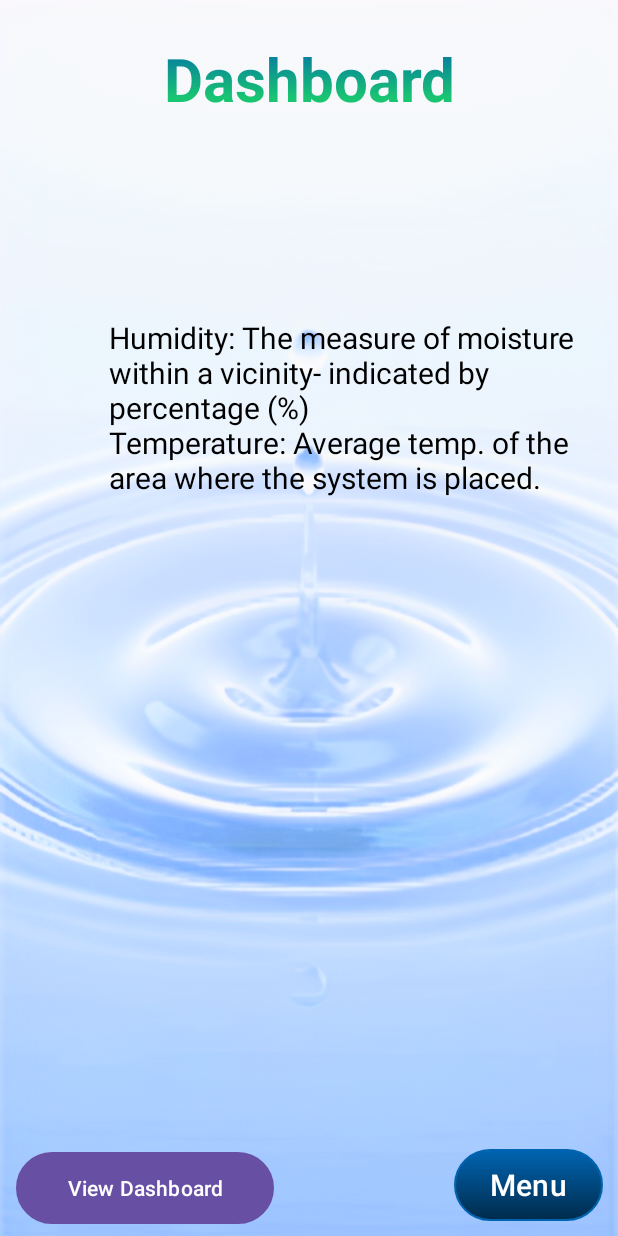
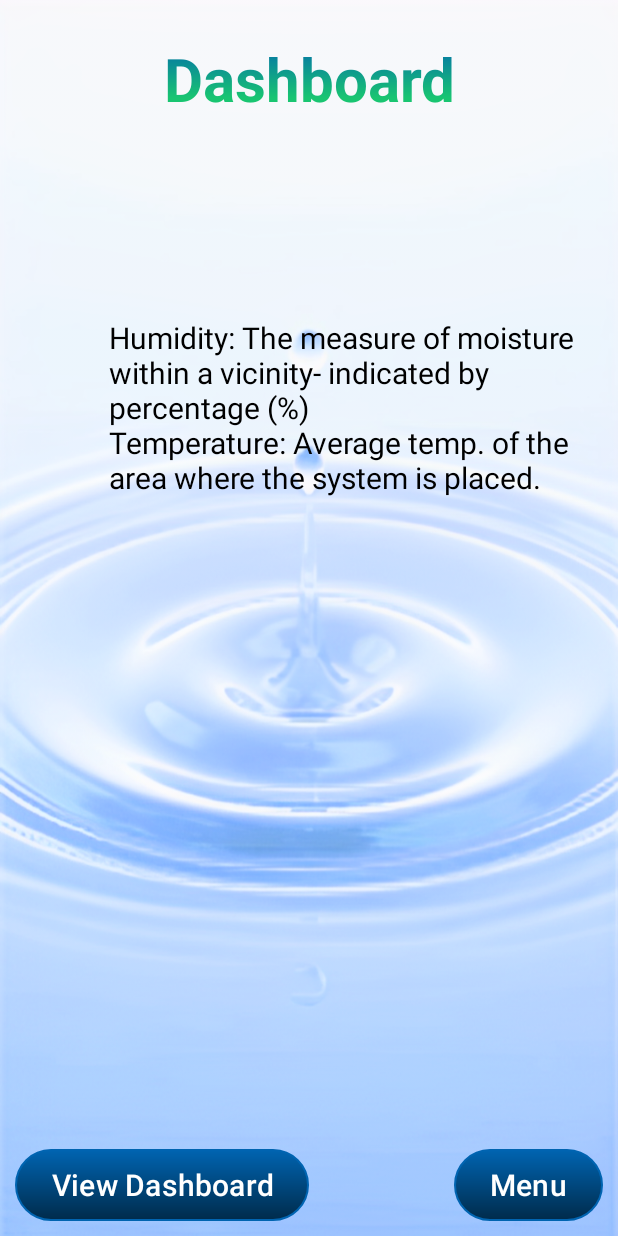
Before and after one commit to Johane03/HydroApp, an Android app: the DashboardActivity screen opened directly, with no data from a screen before it, on a phone screen of 412 x 824 dp. Run offline under Robolectric (Android 15) with nearby library versions, the phone set to English and light mode, and no system bars.

Commit message:
View Dashboard Button layout changed

```diff
--- a/app/src/main/res/layout/activity_dashboard.xml
+++ b/app/src/main/res/layout/activity_dashboard.xml
@@ -73,15 +73,16 @@
 
     <Button
         android:id="@+id/btnWebDash"
-        android:layout_width="172dp"
+        android:layout_width="wrap_content"
         android:layout_height="wrap_content"
+        android:text="@string/viewDashboard"
+        android:textSize="20sp"
+        android:textColor="@color/white"
+        android:layout_alignParentStart="true"
         android:layout_alignParentBottom="true"
-        android:layout_marginEnd="120dp"
-        android:layout_marginBottom="8dp"
-        android:layout_toStartOf="@+id/btnMenu"
         android:background="@drawable/button_gradient"
-        android:backgroundTint="@null"
-        android:text="@string/viewDashboard"
-        android:textSize="14sp" />
+        android:layout_marginBottom="10dp"
+        android:layout_marginStart="10dp"
+        app:backgroundTint="@null"/>
 
 </RelativeLayout>
```
